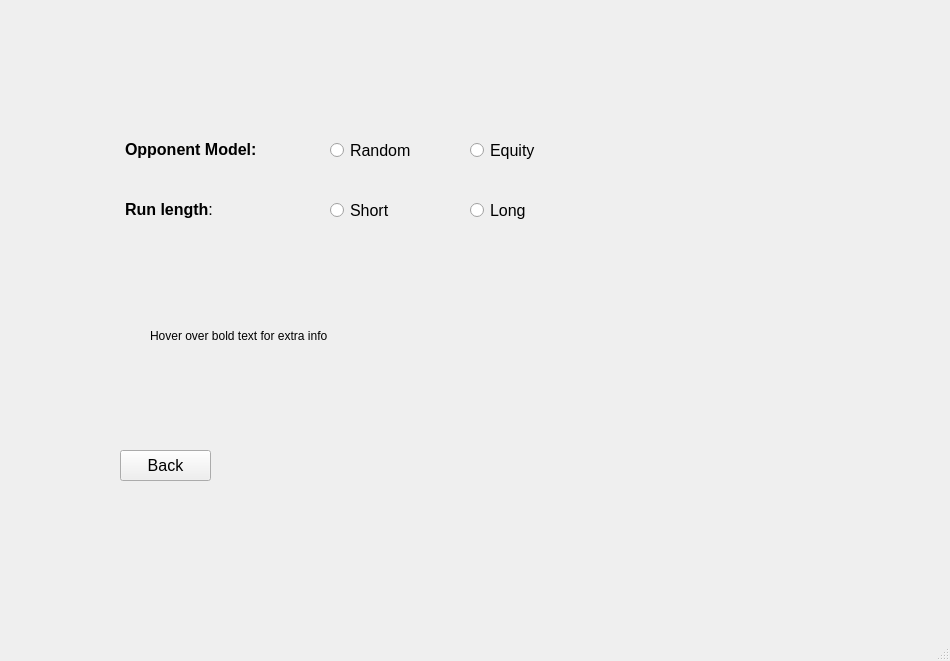
Qt form GUI/gui/options_menu.ui (Sir-Ignis/neuron_poker) before a commit.
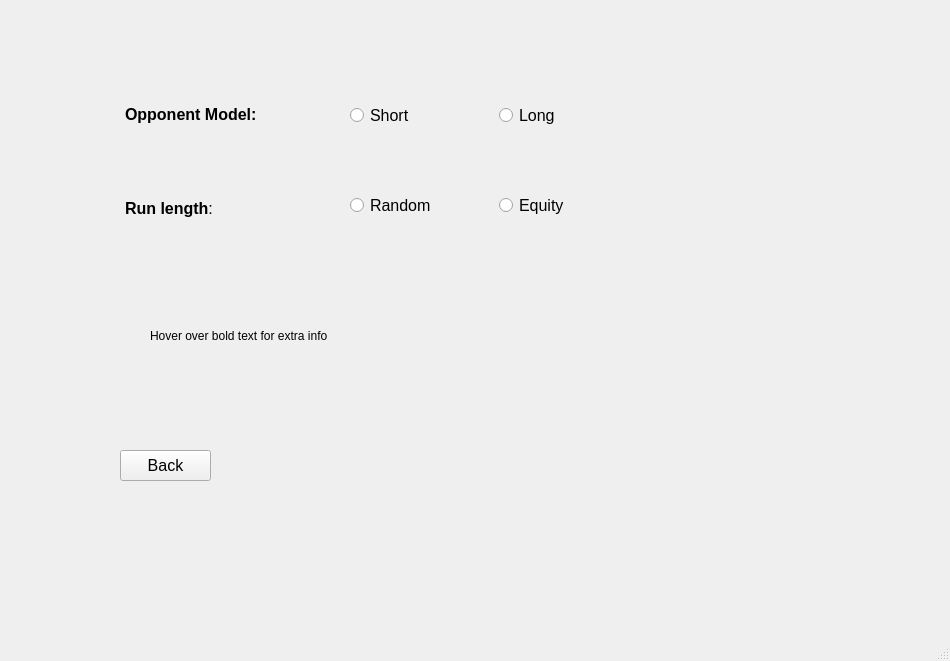
The same form after that commit. Icons and pictures are not drawn.

```diff
--- a/GUI/gui/options_menu.ui
+++ b/GUI/gui/options_menu.ui
@@ -14,124 +14,6 @@
    <string>NLHUTH Poker Bot</string>
   </property>
   <widget class="QWidget" name="centralwidget">
-   <widget class="QTextBrowser" name="modelText">
-    <property name="geometry">
-     <rect>
-      <x>120</x>
-      <y>135</y>
-      <width>181</width>
-      <height>41</height>
-     </rect>
-    </property>
-    <property name="toolTip">
-     <string>&lt;html&gt;&lt;head/&gt;&lt;body&gt;&lt;p style=&quot;color:white&quot;&gt;Bot model type: equity is more intelligent and random is less intelligent (see help for more info)&lt;/p&gt;&lt;/body&gt;&lt;/html&gt;</string>
-    </property>
-    <property name="styleSheet">
-     <string notr="true">background-color: rgba(255, 255, 255, 0);</string>
-    </property>
-    <property name="html">
-     <string>&lt;!DOCTYPE HTML PUBLIC &quot;-//W3C//DTD HTML 4.0//EN&quot; &quot;http://www.w3.org/TR/REC-html40/strict.dtd&quot;&gt;
-&lt;html&gt;&lt;head&gt;&lt;meta name=&quot;qrichtext&quot; content=&quot;1&quot; /&gt;&lt;meta charset=&quot;utf-8&quot; /&gt;&lt;style type=&quot;text/css&quot;&gt;
-p, li { white-space: pre-wrap; }
-&lt;/style&gt;&lt;/head&gt;&lt;body style=&quot; font-family:'Sans Serif'; font-size:9pt; font-weight:400; font-style:normal;&quot;&gt;
-&lt;p style=&quot; margin-top:0px; margin-bottom:0px; margin-left:0px; margin-right:0px; -qt-block-indent:0; text-indent:0px;&quot;&gt;&lt;span style=&quot; font-size:12pt; font-weight:700;&quot;&gt;Opponent Model:&lt;/span&gt;&lt;/p&gt;&lt;/body&gt;&lt;/html&gt;</string>
-    </property>
-   </widget>
-   <widget class="QRadioButton" name="randomRBtn">
-    <property name="geometry">
-     <rect>
-      <x>330</x>
-      <y>140</y>
-      <width>91</width>
-      <height>21</height>
-     </rect>
-    </property>
-    <property name="font">
-     <font>
-      <pointsize>12</pointsize>
-     </font>
-    </property>
-    <property name="text">
-     <string>Random</string>
-    </property>
-   </widget>
-   <widget class="QRadioButton" name="equityRBtn">
-    <property name="geometry">
-     <rect>
-      <x>470</x>
-      <y>140</y>
-      <width>91</width>
-      <height>21</height>
-     </rect>
-    </property>
-    <property name="font">
-     <font>
-      <pointsize>12</pointsize>
-     </font>
-    </property>
-    <property name="text">
-     <string>Equity</string>
-    </property>
-   </widget>
-   <widget class="QTextBrowser" name="runLenText">
-    <property name="geometry">
-     <rect>
-      <x>120</x>
-      <y>195</y>
-      <width>151</width>
-      <height>31</height>
-     </rect>
-    </property>
-    <property name="toolTip">
-     <string>&lt;html&gt;&lt;head/&gt;&lt;body&gt;&lt;p style=&quot;color:white&quot;&gt;Run length, short is 1000 steps and long is 10000 steps (see help for more info)&lt;/p&gt;&lt;/body&gt;&lt;/html&gt;</string>
-    </property>
-    <property name="styleSheet">
-     <string notr="true">background-color: rgba(255, 255, 255, 0);</string>
-    </property>
-    <property name="html">
-     <string>&lt;!DOCTYPE HTML PUBLIC &quot;-//W3C//DTD HTML 4.0//EN&quot; &quot;http://www.w3.org/TR/REC-html40/strict.dtd&quot;&gt;
-&lt;html&gt;&lt;head&gt;&lt;meta name=&quot;qrichtext&quot; content=&quot;1&quot; /&gt;&lt;meta charset=&quot;utf-8&quot; /&gt;&lt;style type=&quot;text/css&quot;&gt;
-p, li { white-space: pre-wrap; }
-&lt;/style&gt;&lt;/head&gt;&lt;body style=&quot; font-family:'Sans Serif'; font-size:9pt; font-weight:400; font-style:normal;&quot;&gt;
-&lt;p style=&quot; margin-top:0px; margin-bottom:0px; margin-left:0px; margin-right:0px; -qt-block-indent:0; text-indent:0px;&quot;&gt;&lt;span style=&quot; font-size:12pt; font-weight:700;&quot;&gt;Run length&lt;/span&gt;&lt;span style=&quot; font-size:12pt;&quot;&gt;:&lt;/span&gt;&lt;/p&gt;&lt;/body&gt;&lt;/html&gt;</string>
-    </property>
-   </widget>
-   <widget class="QRadioButton" name="shortRBtn">
-    <property name="geometry">
-     <rect>
-      <x>330</x>
-      <y>200</y>
-      <width>91</width>
-      <height>21</height>
-     </rect>
-    </property>
-    <property name="font">
-     <font>
-      <pointsize>12</pointsize>
-     </font>
-    </property>
-    <property name="text">
-     <string>Short</string>
-    </property>
-   </widget>
-   <widget class="QRadioButton" name="longRBtn">
-    <property name="geometry">
-     <rect>
-      <x>470</x>
-      <y>200</y>
-      <width>91</width>
-      <height>21</height>
-     </rect>
-    </property>
-    <property name="font">
-     <font>
-      <pointsize>12</pointsize>
-     </font>
-    </property>
-    <property name="text">
-     <string>Long</string>
-    </property>
-   </widget>
    <widget class="QPushButton" name="backButton">
     <property name="geometry">
      <rect>
@@ -179,6 +61,128 @@
      <string>Hover over bold text for extra info</string>
     </property>
    </widget>
+   <widget class="QWidget" name="horizontalLayoutWidget">
+    <property name="geometry">
+     <rect>
+      <x>350</x>
+      <y>190</y>
+      <width>291</width>
+      <height>31</height>
+     </rect>
+    </property>
+    <layout class="QHBoxLayout" name="horizontalLayout">
+     <item>
+      <widget class="QRadioButton" name="randomRBtn">
+       <property name="font">
+        <font>
+         <pointsize>12</pointsize>
+        </font>
+       </property>
+       <property name="text">
+        <string>Random</string>
+       </property>
+      </widget>
+     </item>
+     <item>
+      <widget class="QRadioButton" name="equityRBtn">
+       <property name="font">
+        <font>
+         <pointsize>12</pointsize>
+        </font>
+       </property>
+       <property name="text">
+        <string>Equity</string>
+       </property>
+      </widget>
+     </item>
+    </layout>
+   </widget>
+   <widget class="QWidget" name="horizontalLayoutWidget_3">
+    <property name="geometry">
+     <rect>
+      <x>350</x>
+      <y>100</y>
+      <width>291</width>
+      <height>31</height>
+     </rect>
+    </property>
+    <layout class="QHBoxLayout" name="horizontalLayout_3">
+     <item>
+      <widget class="QRadioButton" name="shortRBtn">
+       <property name="font">
+        <font>
+         <pointsize>12</pointsize>
+        </font>
+       </property>
+       <property name="text">
+        <string>Short</string>
+       </property>
+      </widget>
+     </item>
+     <item>
+      <widget class="QRadioButton" name="longRBtn">
+       <property name="font">
+        <font>
+         <pointsize>12</pointsize>
+        </font>
+       </property>
+       <property name="text">
+        <string>Long</string>
+       </property>
+      </widget>
+     </item>
+    </layout>
+   </widget>
+   <widget class="QWidget" name="horizontalLayoutWidget_2">
+    <property name="geometry">
+     <rect>
+      <x>120</x>
+      <y>100</y>
+      <width>231</width>
+      <height>183</height>
+     </rect>
+    </property>
+    <layout class="QHBoxLayout" name="horizontalLayout_2">
+     <item>
+      <layout class="QVBoxLayout" name="verticalLayout">
+       <item>
+        <widget class="QTextBrowser" name="modelText">
+         <property name="toolTip">
+          <string>&lt;html&gt;&lt;head/&gt;&lt;body&gt;&lt;p style=&quot;color:white&quot;&gt;Bot model type: equity is more intelligent and random is less intelligent (see help for more info)&lt;/p&gt;&lt;/body&gt;&lt;/html&gt;</string>
+         </property>
+         <property name="styleSheet">
+          <string notr="true">background-color: rgba(255, 255, 255, 0);</string>
+         </property>
+         <property name="html">
+          <string>&lt;!DOCTYPE HTML PUBLIC &quot;-//W3C//DTD HTML 4.0//EN&quot; &quot;http://www.w3.org/TR/REC-html40/strict.dtd&quot;&gt;
+&lt;html&gt;&lt;head&gt;&lt;meta name=&quot;qrichtext&quot; content=&quot;1&quot; /&gt;&lt;meta charset=&quot;utf-8&quot; /&gt;&lt;style type=&quot;text/css&quot;&gt;
+p, li { white-space: pre-wrap; }
+&lt;/style&gt;&lt;/head&gt;&lt;body style=&quot; font-family:'Sans Serif'; font-size:9pt; font-weight:400; font-style:normal;&quot;&gt;
+&lt;p style=&quot; margin-top:0px; margin-bottom:0px; margin-left:0px; margin-right:0px; -qt-block-indent:0; text-indent:0px;&quot;&gt;&lt;span style=&quot; font-size:12pt; font-weight:700;&quot;&gt;Opponent Model:&lt;/span&gt;&lt;/p&gt;&lt;/body&gt;&lt;/html&gt;</string>
+         </property>
+        </widget>
+       </item>
+       <item>
+        <widget class="QTextBrowser" name="runLenText">
+         <property name="toolTip">
+          <string>&lt;html&gt;&lt;head/&gt;&lt;body&gt;&lt;p style=&quot;color:white&quot;&gt;Run length, short is 1000 steps and long is 10000 steps (see help for more info)&lt;/p&gt;&lt;/body&gt;&lt;/html&gt;</string>
+         </property>
+         <property name="styleSheet">
+          <string notr="true">background-color: rgba(255, 255, 255, 0);</string>
+         </property>
+         <property name="html">
+          <string>&lt;!DOCTYPE HTML PUBLIC &quot;-//W3C//DTD HTML 4.0//EN&quot; &quot;http://www.w3.org/TR/REC-html40/strict.dtd&quot;&gt;
+&lt;html&gt;&lt;head&gt;&lt;meta name=&quot;qrichtext&quot; content=&quot;1&quot; /&gt;&lt;meta charset=&quot;utf-8&quot; /&gt;&lt;style type=&quot;text/css&quot;&gt;
+p, li { white-space: pre-wrap; }
+&lt;/style&gt;&lt;/head&gt;&lt;body style=&quot; font-family:'Sans Serif'; font-size:9pt; font-weight:400; font-style:normal;&quot;&gt;
+&lt;p style=&quot; margin-top:0px; margin-bottom:0px; margin-left:0px; margin-right:0px; -qt-block-indent:0; text-indent:0px;&quot;&gt;&lt;span style=&quot; font-size:12pt; font-weight:700;&quot;&gt;Run length&lt;/span&gt;&lt;span style=&quot; font-size:12pt;&quot;&gt;:&lt;/span&gt;&lt;/p&gt;&lt;/body&gt;&lt;/html&gt;</string>
+         </property>
+        </widget>
+       </item>
+      </layout>
+     </item>
+    </layout>
+   </widget>
   </widget>
   <widget class="QMenuBar" name="menubar">
    <property name="geometry">
```
Left out of the diff: 3 changed lines with no effect on the pictures.
